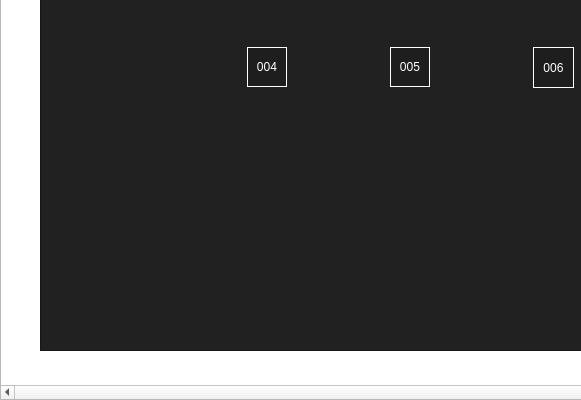
Old version of the form ui/mainwindow.ui in the repository marijamijailovic/RS07-spectrum; both pictures show x 0 to 581 and y 200 to 600 of the 800 by 600 pixel window.
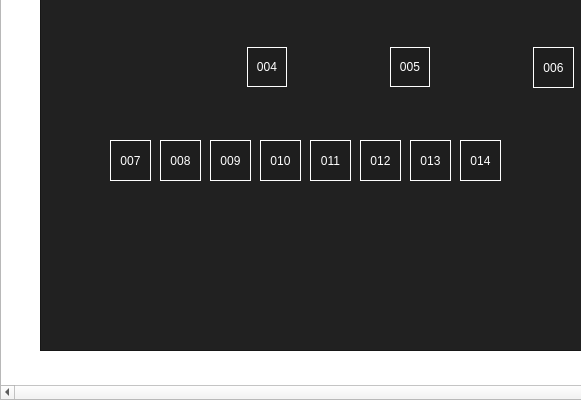
New version of the form. Icons and pictures are not drawn.

Patch:
```diff
--- a/ui/mainwindow.ui
+++ b/ui/mainwindow.ui
@@ -318,6 +318,142 @@
       <string>006</string>
      </property>
     </widget>
+    <widget class="QPushButton" name="pbLevel7">
+     <property name="geometry">
+      <rect>
+       <x>70</x>
+       <y>300</y>
+       <width>41</width>
+       <height>41</height>
+      </rect>
+     </property>
+     <property name="styleSheet">
+      <string notr="true">color: white;
+border: 1px solid white;</string>
+     </property>
+     <property name="text">
+      <string>007</string>
+     </property>
+    </widget>
+    <widget class="QPushButton" name="pbLevel8">
+     <property name="geometry">
+      <rect>
+       <x>120</x>
+       <y>300</y>
+       <width>41</width>
+       <height>41</height>
+      </rect>
+     </property>
+     <property name="styleSheet">
+      <string notr="true">color: white;
+border: 1px solid white;</string>
+     </property>
+     <property name="text">
+      <string>008</string>
+     </property>
+    </widget>
+    <widget class="QPushButton" name="pbLevel9">
+     <property name="geometry">
+      <rect>
+       <x>170</x>
+       <y>300</y>
+       <width>41</width>
+       <height>41</height>
+      </rect>
+     </property>
+     <property name="styleSheet">
+      <string notr="true">color: white;
+border: 1px solid white;</string>
+     </property>
+     <property name="text">
+      <string>009</string>
+     </property>
+    </widget>
+    <widget class="QPushButton" name="pbLevel10">
+     <property name="geometry">
+      <rect>
+       <x>220</x>
+       <y>300</y>
+       <width>41</width>
+       <height>41</height>
+      </rect>
+     </property>
+     <property name="styleSheet">
+      <string notr="true">color: white;
+border: 1px solid white;</string>
+     </property>
+     <property name="text">
+      <string>010</string>
+     </property>
+    </widget>
+    <widget class="QPushButton" name="pbLevel11">
+     <property name="geometry">
+      <rect>
+       <x>270</x>
+       <y>300</y>
+       <width>41</width>
+       <height>41</height>
+      </rect>
+     </property>
+     <property name="styleSheet">
+      <string notr="true">color: white;
+border: 1px solid white;</string>
+     </property>
+     <property name="text">
+      <string>011</string>
+     </property>
+    </widget>
+    <widget class="QPushButton" name="pbLevel12">
+     <property name="geometry">
+      <rect>
+       <x>320</x>
+       <y>300</y>
+       <width>41</width>
+       <height>41</height>
+      </rect>
+     </property>
+     <property name="styleSheet">
+      <string notr="true">color: white;
+border: 1px solid white;</string>
+     </property>
+     <property name="text">
+      <string>012</string>
+     </property>
+    </widget>
+    <widget class="QPushButton" name="pbLevel13">
+     <property name="geometry">
+      <rect>
+       <x>370</x>
+       <y>300</y>
+       <width>41</width>
+       <height>41</height>
+      </rect>
+     </property>
+     <property name="styleSheet">
+      <string notr="true">color: white;
+border: 1px solid white;</string>
+     </property>
+     <property name="text">
+      <string>013</string>
+     </property>
+    </widget>
+    <widget class="QPushButton" name="pbLevel14">
+     <property name="geometry">
+      <rect>
+       <x>420</x>
+       <y>300</y>
+       <width>41</width>
+       <height>41</height>
+      </rect>
+     </property>
+     <property name="styleSheet">
+      <string notr="true">color: white;
+border: 1px solid white;</string>
+     </property>
+     <property name="text">
+      <string>014</string>
+     </property>
+    </widget>
    </widget>
    <widget class="QPushButton" name="btnLoadGame">
     <property name="geometry">
```
